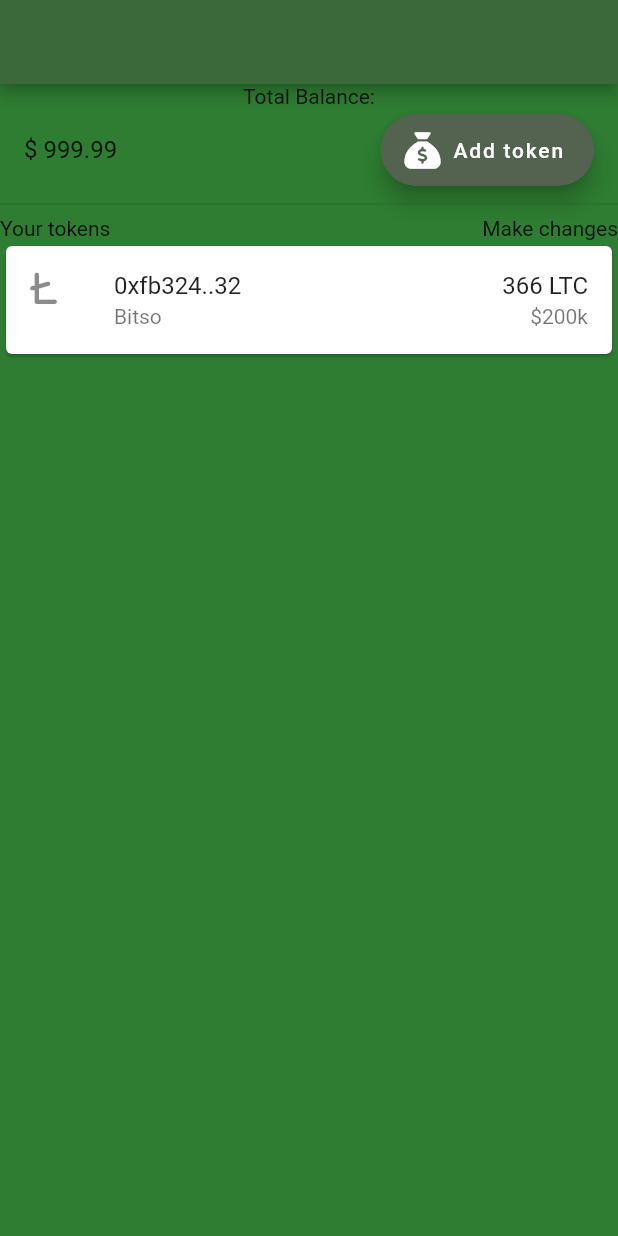
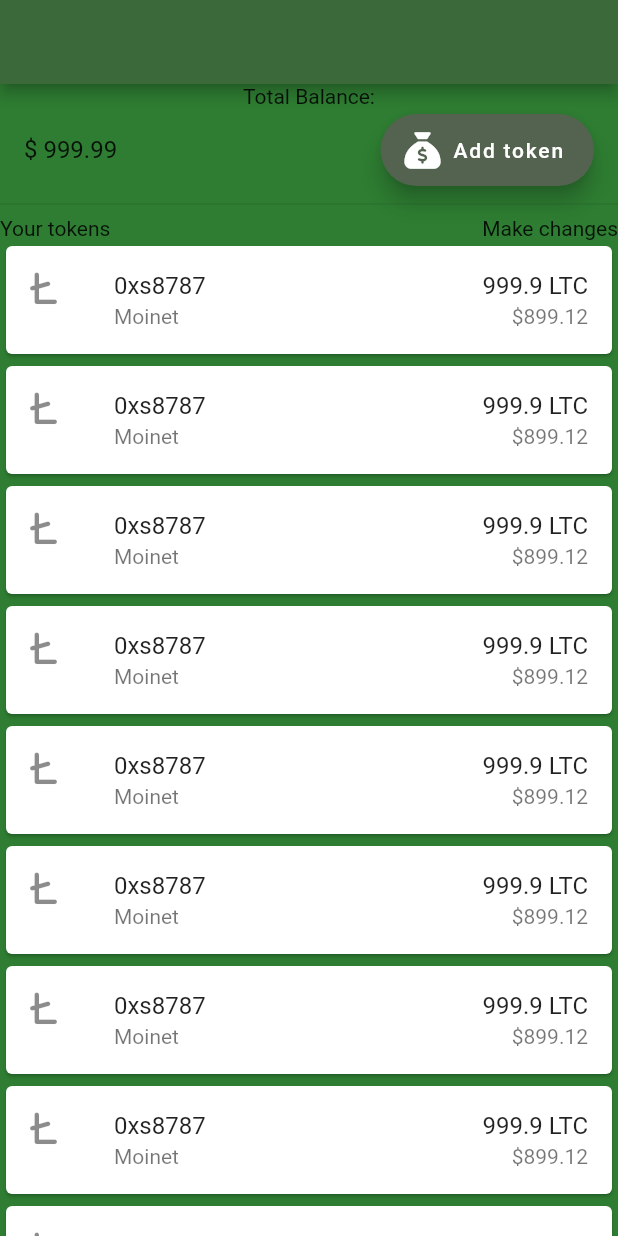
Before and after one commit to PDM-CURSO/tokens_wallet, a Flutter app: the screen it shows after launch, on a phone screen of 412 x 824 dp. Run offline on Flutter 3.47's test engine with Material 2 defaults, Android fonts, the phone set to English and light mode, and no system bars; our stand-ins replace font_awesome_flutter.

Commit message:
base activity origin2

```diff
--- a/lib/main.dart
+++ b/lib/main.dart
@@ -1,14 +1,10 @@
 import 'package:flutter/material.dart';
 import 'package:provider/provider.dart';
 import 'package:wallet/pages/home/home_page.dart';
-import 'package:wallet/providers/tokens_provider.dart';
 
 void main() {
   runApp(
-    ChangeNotifierProvider(
-      create: (context) => TokensProvider(),
-      child: MyApp(),
-    ),
+    MyApp(),
   );
 }
 
--- a/lib/pages/home/item_token.dart
+++ b/lib/pages/home/item_token.dart
@@ -2,8 +2,7 @@ import 'package:flutter/material.dart';
 import 'package:font_awesome_flutter/font_awesome_flutter.dart';
 
 class ItemToken extends StatelessWidget {
-  final tokenObj;
-  ItemToken({Key? key, this.tokenObj}) : super(key: key);
+  ItemToken({Key? key}) : super(key: key);
 
   @override
   Widget build(BuildContext context) {
@@ -13,15 +12,15 @@ class ItemToken extends StatelessWidget {
         title: Row(
           mainAxisAlignment: MainAxisAlignment.spaceBetween,
           children: [
-            Text(tokenObj["string"]),
-            Text(tokenObj["value"]),
+            Text("0xs8787"),
+            Text("999.9 LTC"),
           ],
         ),
         subtitle: Row(
           mainAxisAlignment: MainAxisAlignment.spaceBetween,
           children: [
-            Text(tokenObj["company"]),
-            Text("\$${tokenObj["exchange"]}"),
+            Text("Moinet"),
+            Text("\$899.12"),
           ],
         ),
       ),
--- a/lib/pages/home/tokens_section.dart
+++ b/lib/pages/home/tokens_section.dart
@@ -1,7 +1,5 @@
 import 'package:flutter/material.dart';
-import 'package:provider/provider.dart';
 import 'package:wallet/pages/home/item_token.dart';
-import 'package:wallet/providers/tokens_provider.dart';
 
 class TokensSection extends StatelessWidget {
   const TokensSection({Key? key}) : super(key: key);
@@ -19,11 +17,9 @@ class TokensSection extends StatelessWidget {
         ),
         Expanded(
           child: ListView.builder(
-            itemCount: context.watch<TokensProvider>().tokensList.length,
+            itemCount: 50,
             itemBuilder: (BuildContext context, int index) {
-              return ItemToken(
-                tokenObj: context.read<TokensProvider>().tokensList[index],
-              );
+              return ItemToken();
             },
           ),
         ),
--- a/lib/providers/tokens_provider.dart
+++ /dev/null
@@ -1,19 +0,0 @@
-import 'package:flutter/foundation.dart';
-
-class TokensProvider with ChangeNotifier {
-  List<dynamic> tokensList = [
-    {
-      "string": "0xfb324..32",
-      "value": "366 LTC",
-      "company": "Bitso",
-      "exchange": "200k",
-    }
-  ];
-  List<dynamic> get getTokensList => tokensList;
-
-  //
-  void addNewToken(dynamic tokenObj) async {
-    tokensList.add(tokenObj);
-    notifyListeners();
-  }
-}
```
Also changed, not shown: lib/pages/home/add/add_page.dart (+2 -54 lines), lib/pages/home/balance_section.dart (+1 -8 lines).
